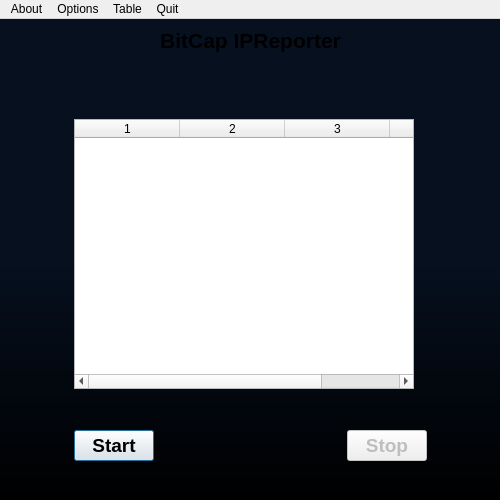
Old version of the form src/ui/MainWindow.ui in the repository bitcap-co/bitcap-ipr.
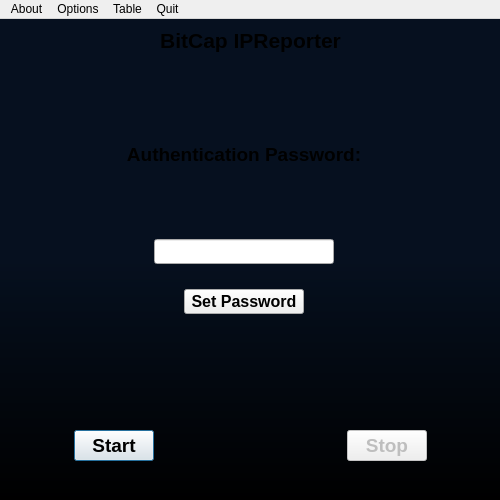
New version of the form.

Commit message: add config page to stacked widget

The edit to the form file:
```diff
--- a/src/ui/MainWindow.ui
+++ b/src/ui/MainWindow.ui
@@ -136,8 +136,14 @@
     </item>
     <item row="3" column="1" colspan="3">
      <widget class="QStackedWidget" name="stackedWidget">
+      <property name="minimumSize">
+       <size>
+        <width>0</width>
+        <height>0</height>
+       </size>
+      </property>
       <property name="currentIndex">
-       <number>0</number>
+       <number>2</number>
       </property>
       <widget class="QWidget" name="page">
        <widget class="QTableWidget" name="tableWidget">
@@ -206,6 +212,94 @@
         </property>
        </widget>
       </widget>
+      <widget class="QWidget" name="page_3">
+       <widget class="QLabel" name="label_3">
+        <property name="geometry">
+         <rect>
+          <x>40</x>
+          <y>20</y>
+          <width>260</width>
+          <height>30</height>
+         </rect>
+        </property>
+        <property name="sizePolicy">
+         <sizepolicy hsizetype="Fixed" vsizetype="Fixed">
+          <horstretch>0</horstretch>
+          <verstretch>0</verstretch>
+         </sizepolicy>
+        </property>
+        <property name="minimumSize">
+         <size>
+          <width>260</width>
+          <height>30</height>
+         </size>
+        </property>
+        <property name="font">
+         <font>
+          <pointsize>14</pointsize>
+          <bold>true</bold>
+         </font>
+        </property>
+        <property name="text">
+         <string>Authentication Password:</string>
+        </property>
+        <property name="alignment">
+         <set>Qt::AlignCenter</set>
+        </property>
+        <property name="StyleClass" stdset="0">
+         <string>setText</string>
+        </property>
+       </widget>
+       <widget class="QLineEdit" name="linePasswdField">
+        <property name="geometry">
+         <rect>
+          <x>80</x>
+          <y>120</y>
+          <width>180</width>
+          <height>25</height>
+         </rect>
+        </property>
+        <property name="minimumSize">
+         <size>
+          <width>180</width>
+          <height>25</height>
+         </size>
+        </property>
+        <property name="font">
+         <font>
+          <pointsize>10</pointsize>
+         </font>
+        </property>
+        <property name="echoMode">
+         <enum>QLineEdit::Password</enum>
+        </property>
+       </widget>
+       <widget class="QPushButton" name="actionIPRSetPasswd">
+        <property name="geometry">
+         <rect>
+          <x>110</x>
+          <y>170</y>
+          <width>120</width>
+          <height>25</height>
+         </rect>
+        </property>
+        <property name="minimumSize">
+         <size>
+          <width>120</width>
+          <height>25</height>
+         </size>
+        </property>
+        <property name="font">
+         <font>
+          <pointsize>12</pointsize>
+          <bold>true</bold>
+         </font>
+        </property>
+        <property name="text">
+         <string>Set Password</string>
+        </property>
+       </widget>
+      </widget>
      </widget>
     </item>
    </layout>
```
Left out of the diff: 77 changed lines with no effect on the pictures. The commit also changes 1 other file.
